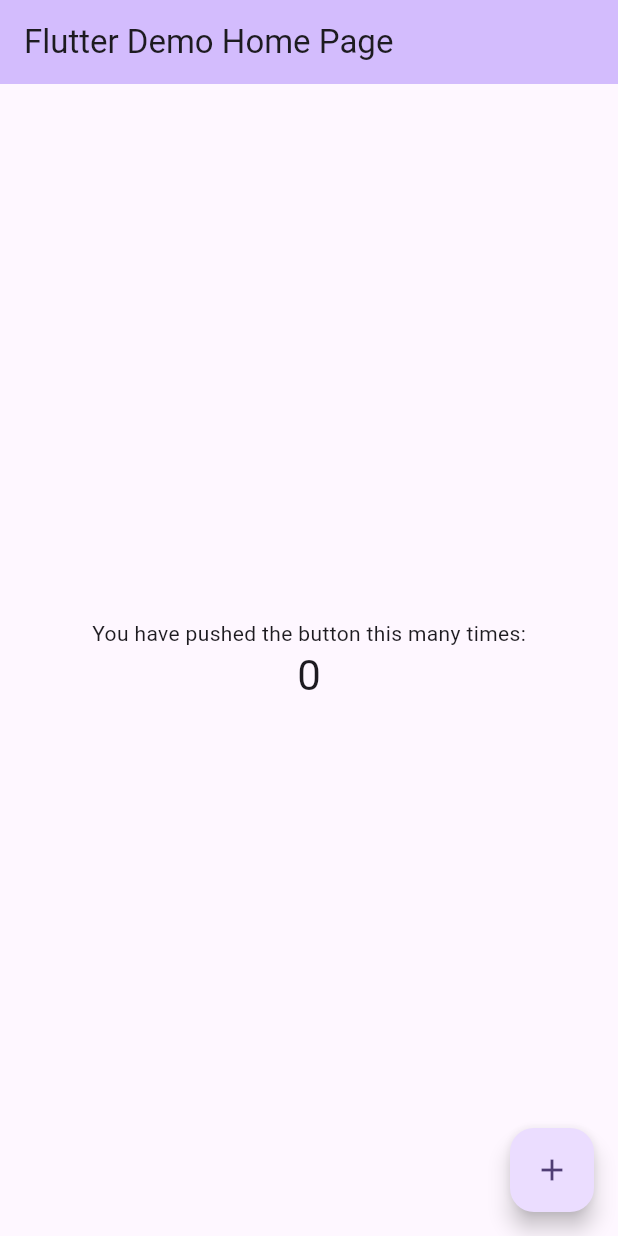
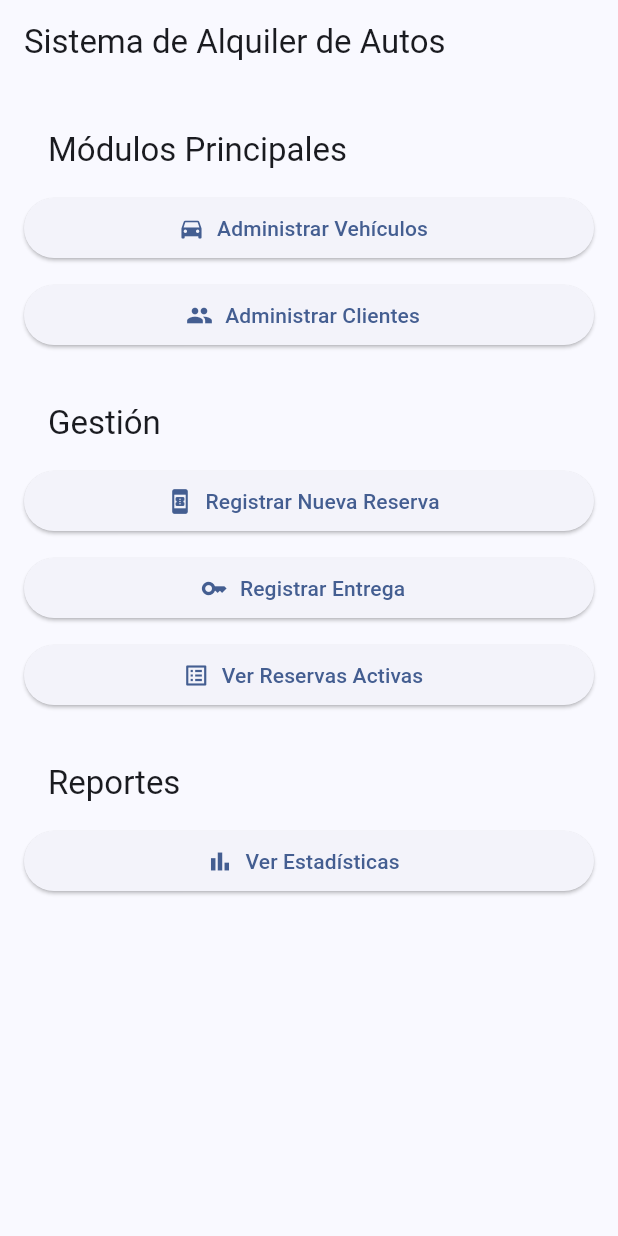
Before and after one commit to MarceloPauls/Front-End_Segundo_Parcial, a Flutter app: the screen it shows after launch, on a phone screen of 412 x 824 dp. Run offline on Flutter 3.47's test engine with Material 3 defaults, Android fonts, the phone set to English and light mode, and no system bars.

Commit message:
Se agrego el main

```diff
--- a/alquiler_autos_app/lib/main.dart
+++ b/alquiler_autos_app/lib/main.dart
@@ -1,122 +1,212 @@
 import 'package:flutter/material.dart';
+import 'package:provider/provider.dart';
 
-void main() {
-  runApp(const MyApp());
-}
+import 'services/vehiculo_service.dart';
+import 'services/cliente_service.dart';
+import 'services/reserva_service.dart';
+import 'services/entrega_service.dart';
 
-class MyApp extends StatelessWidget {
-  const MyApp({super.key});
+// --- (Más adelante, moverás estas pantallas a sus propios archivos) ---
+// --- PANTALLAS DE MARCADOR DE POSICIÓN ---
 
-  // This widget is the root of your application.
+// Pantalla para Módulo 1: Vehículos
+class VehiculosScreen extends StatelessWidget {
+  const VehiculosScreen({super.key});
   @override
   Widget build(BuildContext context) {
-    return MaterialApp(
-      title: 'Flutter Demo',
-      theme: ThemeData(
-        // This is the theme of your application.
-        //
-        // TRY THIS: Try running your application with "flutter run". You'll see
-        // the application has a purple toolbar. Then, without quitting the app,
-        // try changing the seedColor in the colorScheme below to Colors.green
-        // and then invoke "hot reload" (save your changes or press the "hot
-        // reload" button in a Flutter-supported IDE, or press "r" if you used
-        // the command line to start the app).
-        //
-        // Notice that the counter didn't reset back to zero; the application
-        // state is not lost during the reload. To reset the state, use hot
-        // restart instead.
-        //
-        // This works for code too, not just values: Most code changes can be
-        // tested with just a hot reload.
-        colorScheme: ColorScheme.fromSeed(seedColor: Colors.deepPurple),
+    return Scaffold(
+      appBar: AppBar(title: const Text('Administrar Vehículos')),
+      body: const Center(child: Text('Aquí irá la lista y filtros de vehículos.')),
+      floatingActionButton: FloatingActionButton(
+        onPressed: () {
+          // Lógica para ir a un formulario de 'nuevo vehículo'
+        },
+        child: const Icon(Icons.add),
       ),
-      home: const MyHomePage(title: 'Flutter Demo Home Page'),
     );
   }
 }
 
-class MyHomePage extends StatefulWidget {
-  const MyHomePage({super.key, required this.title});
-
-  // This widget is the home page of your application. It is stateful, meaning
-  // that it has a State object (defined below) that contains fields that affect
-  // how it looks.
-
-  // This class is the configuration for the state. It holds the values (in this
-  // case the title) provided by the parent (in this case the App widget) and
-  // used by the build method of the State. Fields in a Widget subclass are
-  // always marked "final".
-
-  final String title;
-
+// Pantalla para Módulo 2: Clientes
+class ClientesScreen extends StatelessWidget {
+  const ClientesScreen({super.key});
   @override
-  State<MyHomePage> createState() => _MyHomePageState();
+  Widget build(BuildContext context) {
+    return Scaffold(
+      appBar: AppBar(title: const Text('Administrar Clientes')),
+      body: const Center(child: Text('Aquí irá la lista y filtros de clientes.')),
+      floatingActionButton: FloatingActionButton(
+        onPressed: () {
+          // Lógica para ir a un formulario de 'nuevo cliente'
+        },
+        child: const Icon(Icons.add),
+      ),
+    );
+  }
 }
 
-class _MyHomePageState extends State<MyHomePage> {
-  int _counter = 0;
+// Pantalla para Módulo 3 (Formulario): Nueva Reserva
+class NuevaReservaScreen extends StatelessWidget {
+  const NuevaReservaScreen({super.key});
+  @override
+  Widget build(BuildContext context) {
+    return Scaffold(
+      appBar: AppBar(title: const Text('Registrar Nueva Reserva')),
+      body: const Center(child: Text('Aquí irá el formulario para crear reservas.')),
+    );
+  }
+}
 
-  void _incrementCounter() {
-    setState(() {
-      // This call to setState tells the Flutter framework that something has
-      // changed in this State, which causes it to rerun the build method below
-      // so that the display can reflect the updated values. If we changed
-      // _counter without calling setState(), then the build method would not be
-      // called again, and so nothing would appear to happen.
-      _counter++;
-    });
+// Pantalla para Módulo 3 (Ver): Reservas Activas
+class ReservasScreen extends StatelessWidget {
+  const ReservasScreen({super.key});
+  @override
+  Widget build(BuildContext context) {
+    return Scaffold(
+      appBar: AppBar(title: const Text('Reservas Activas')),
+      body: const Center(child: Text('Aquí irá la lista de reservas activas.')),
+    );
   }
+}
+
+// Pantalla para Módulo 4: Registrar Entrega
+class EntregasScreen extends StatelessWidget {
+  const EntregasScreen({super.key});
+  @override
+  Widget build(BuildContext context) {
+    return Scaffold(
+      appBar: AppBar(title: const Text('Registrar Entrega')),
+      body: const Center(child: Text('Aquí irá el formulario para registrar una entrega.')),
+    );
+  }
+}
+
+// Pantalla para Módulo 5: Estadísticas
+class EstadisticasScreen extends StatelessWidget {
+  const EstadisticasScreen({super.key});
+  @override
+  Widget build(BuildContext context) {
+    return Scaffold(
+      appBar: AppBar(title: const Text('Estadísticas')),
+      body: const Center(child: Text('Aquí irán las estadísticas.')),
+    );
+  }
+}
+
+// --- CONFIGURACIÓN PRINCIPAL DE LA APP ---
+
+void main() {
+  runApp(const AppState());
+}
+
+// CONFIGURAR EL PROVIDER
+class AppState extends StatelessWidget {
+  const AppState({super.key});
 
   @override
   Widget build(BuildContext context) {
-    // This method is rerun every time setState is called, for instance as done
-    // by the _incrementCounter method above.
-    //
-    // The Flutter framework has been optimized to make rerunning build methods
-    // fast, so that you can just rebuild anything that needs updating rather
-    // than having to individually change instances of widgets.
+    return MultiProvider(
+      providers: [
+        ChangeNotifierProvider(create: (_) => VehiculoService()),
+        ChangeNotifierProvider(create: (_) => ClienteService()),
+        ChangeNotifierProvider(create: (_) => ReservaService()),
+        ChangeNotifierProvider(create: (_) => EntregaService()),
+      ],
+      child: const MyApp(),
+    );
+  }
+}
+
+// DEFINIR EL MATERIALAPP Y LAS RUTAS
+class MyApp extends StatelessWidget {
+  const MyApp({super.key});
+
+  @override
+  Widget build(BuildContext context) {
+    return MaterialApp(
+      title: 'Alquiler de Autos',
+      theme: ThemeData(
+        colorScheme: ColorScheme.fromSeed(seedColor: Colors.blueAccent),
+        useMaterial3: true,
+      ),
+      debugShowCheckedModeBanner: false,
+
+      // PANTALLA INICIAL Y RUTAS DE NAVEGACIÓN
+      initialRoute: '/home',
+      routes: {
+        '/home': (context) => const HomeScreen(),
+        '/vehiculos': (context) => const VehiculosScreen(),
+        '/clientes': (context) => const ClientesScreen(),
+        '/reservas': (context) => const ReservasScreen(),
+        '/nueva-reserva': (context) => const NuevaReservaScreen(),
+        '/entregas': (context) => const EntregasScreen(),
+        '/estadisticas': (context) => const EstadisticasScreen(),
+      },
+    );
+  }
+}
+
+// PANTALLA PRINCIPAL (MENÚ)
+class HomeScreen extends StatelessWidget {
+  const HomeScreen({super.key});
+
+  @override
+  Widget build(BuildContext context) {
     return Scaffold(
       appBar: AppBar(
-        // TRY THIS: Try changing the color here to a specific color (to
-        // Colors.amber, perhaps?) and trigger a hot reload to see the AppBar
-        // change color while the other colors stay the same.
-        backgroundColor: Theme.of(context).colorScheme.inversePrimary,
-        // Here we take the value from the MyHomePage object that was created by
-        // the App.build method, and use it to set our appbar title.
-        title: Text(widget.title),
+        title: const Text('Sistema de Alquiler de Autos'),
       ),
-      body: Center(
-        // Center is a layout widget. It takes a single child and positions it
-        // in the middle of the parent.
-        child: Column(
-          // Column is also a layout widget. It takes a list of children and
-          // arranges them vertically. By default, it sizes itself to fit its
-          // children horizontally, and tries to be as tall as its parent.
-          //
-          // Column has various properties to control how it sizes itself and
-          // how it positions its children. Here we use mainAxisAlignment to
-          // center the children vertically; the main axis here is the vertical
-          // axis because Columns are vertical (the cross axis would be
-          // horizontal).
-          //
-          // TRY THIS: Invoke "debug painting" (choose the "Toggle Debug Paint"
-          // action in the IDE, or press "p" in the console), to see the
-          // wireframe for each widget.
-          mainAxisAlignment: MainAxisAlignment.center,
-          children: <Widget>[
-            const Text('You have pushed the button this many times:'),
-            Text(
-              '$_counter',
-              style: Theme.of(context).textTheme.headlineMedium,
+      body: Padding(
+        padding: const EdgeInsets.all(16.0),
+        child: ListView(
+          children: [
+            ListTile(
+                title: Text('Módulos Principales',
+                    style: Theme.of(context).textTheme.titleLarge)),
+            ElevatedButton.icon(
+              icon: const Icon(Icons.directions_car),
+              label: const Text('Administrar Vehículos'),
+              onPressed: () => Navigator.pushNamed(context, '/vehiculos'),
+            ),
+            const SizedBox(height: 10),
+            ElevatedButton.icon(
+              icon: const Icon(Icons.people),
+              label: const Text('Administrar Clientes'),
+              onPressed: () => Navigator.pushNamed(context, '/clientes'),
+            ),
+            const SizedBox(height: 20),
+            ListTile(
+                title: Text('Gestión',
+                    style: Theme.of(context).textTheme.titleLarge)),
+            ElevatedButton.icon(
+              icon: const Icon(Icons.book_online),
+              label: const Text('Registrar Nueva Reserva'),
+              onPressed: () => Navigator.pushNamed(context, '/nueva-reserva'),
+            ),
+            const SizedBox(height: 10),
+            ElevatedButton.icon(
+              icon: const Icon(Icons.key),
+              label: const Text('Registrar Entrega'),
+              onPressed: () => Navigator.pushNamed(context, '/entregas'),
+            ),
+            const SizedBox(height: 10),
+            ElevatedButton.icon(
+              icon: const Icon(Icons.list_alt),
+              label: const Text('Ver Reservas Activas'),
+              onPressed: () => Navigator.pushNamed(context, '/reservas'),
+            ),
+            const SizedBox(height: 20),
+            ListTile(
+                title: Text('Reportes',
+                    style: Theme.of(context).textTheme.titleLarge)),
+            ElevatedButton.icon(
+              icon: const Icon(Icons.bar_chart),
+              label: const Text('Ver Estadísticas'),
+              onPressed: () => Navigator.pushNamed(context, '/estadisticas'),
             ),
           ],
         ),
       ),
-      floatingActionButton: FloatingActionButton(
-        onPressed: _incrementCounter,
-        tooltip: 'Increment',
-        child: const Icon(Icons.add),
-      ), // This trailing comma makes auto-formatting nicer for build methods.
     );
   }
 }
```
